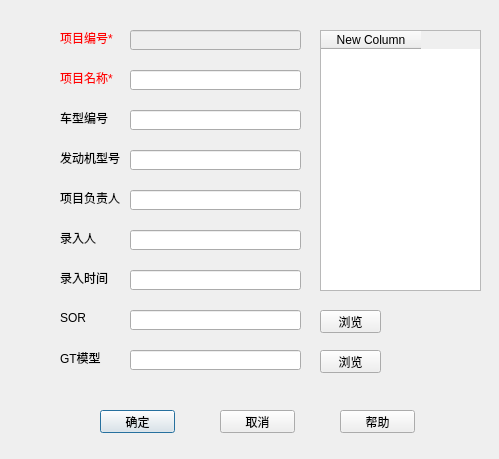
Qt form views/MufflerPanel_Para_1_Project_Add.ui (huangshaowei/Muffler-Data) before a commit.
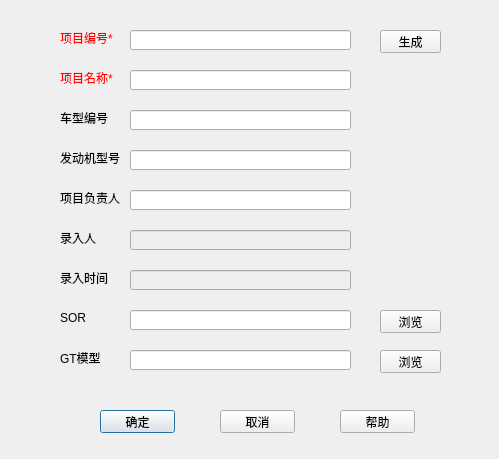
The same form after that commit.

Commit message: change a little bit of the project model and controller , and the ManagerController , add more operation for database add ,update ,select ,delete op, the file still is a problem this version , but i am going to fix it soon

The edit to the form file:
```diff
--- a/views/MufflerPanel_Para_1_Project_Add.ui
+++ b/views/MufflerPanel_Para_1_Project_Add.ui
@@ -30,13 +30,13 @@
   </property>
   <widget class="QLineEdit" name="lineEdit1">
    <property name="enabled">
-    <bool>false</bool>
+    <bool>true</bool>
    </property>
    <property name="geometry">
     <rect>
      <x>130</x>
      <y>30</y>
-     <width>171</width>
+     <width>221</width>
      <height>20</height>
     </rect>
    </property>
@@ -88,7 +88,7 @@
     <rect>
      <x>130</x>
      <y>70</y>
-     <width>171</width>
+     <width>221</width>
      <height>20</height>
     </rect>
    </property>
@@ -114,7 +114,7 @@
     <rect>
      <x>130</x>
      <y>110</y>
-     <width>171</width>
+     <width>221</width>
      <height>20</height>
     </rect>
    </property>
@@ -146,7 +146,7 @@
     <rect>
      <x>130</x>
      <y>150</y>
-     <width>171</width>
+     <width>221</width>
      <height>20</height>
     </rect>
    </property>
@@ -191,36 +191,7 @@
     <rect>
      <x>130</x>
      <y>190</y>
-     <width>171</width>
-     <height>20</height>
-    </rect>
-   </property>
-   <property name="text">
-    <string/>
-   </property>
-  </widget>
-  <widget class="QLabel" name="label6">
-   <property name="geometry">
-    <rect>
-     <x>60</x>
-     <y>230</y>
-     <width>61</width>
-     <height>16</height>
-    </rect>
-   </property>
-   <property name="styleSheet">
-    <string notr="true"/>
-   </property>
-   <property name="text">
-    <string>录入人</string>
-   </property>
-  </widget>
-  <widget class="QLineEdit" name="lineEdit6">
-   <property name="geometry">
-    <rect>
-     <x>130</x>
-     <y>230</y>
-     <width>171</width>
+     <width>221</width>
      <height>20</height>
     </rect>
    </property>
@@ -244,12 +215,15 @@
     <string>录入时间</string>
    </property>
   </widget>
-  <widget class="QLineEdit" name="lineEdit7">
+  <widget class="QLineEdit" name="lineEdit6">
+   <property name="enabled">
+    <bool>false</bool>
+   </property>
    <property name="geometry">
     <rect>
      <x>130</x>
-     <y>270</y>
-     <width>171</width>
+     <y>230</y>
+     <width>221</width>
      <height>20</height>
     </rect>
    </property>
@@ -273,12 +247,15 @@
     <string>SOR</string>
    </property>
   </widget>
-  <widget class="QLineEdit" name="lineEdit8">
+  <widget class="QLineEdit" name="lineEdit7">
+   <property name="enabled">
+    <bool>false</bool>
+   </property>
    <property name="geometry">
     <rect>
      <x>130</x>
-     <y>310</y>
-     <width>171</width>
+     <y>270</y>
+     <width>221</width>
      <height>20</height>
     </rect>
    </property>
@@ -306,8 +283,8 @@
    <property name="geometry">
     <rect>
      <x>130</x>
-     <y>350</y>
-     <width>171</width>
+     <y>310</y>
+     <width>221</width>
      <height>20</height>
     </rect>
    </property>
@@ -318,7 +295,7 @@
   <widget class="QPushButton" name="btn_lineEdit8">
    <property name="geometry">
     <rect>
-     <x>320</x>
+     <x>380</x>
      <y>310</y>
      <width>61</width>
      <height>23</height>
@@ -331,7 +308,7 @@
   <widget class="QPushButton" name="btn_lineEdit9">
    <property name="geometry">
     <rect>
-     <x>320</x>
+     <x>380</x>
      <y>350</y>
      <width>61</width>
      <height>23</height>
@@ -341,21 +318,6 @@
     <string>浏览</string>
    </property>
   </widget>
-  <widget class="QTableWidget" name="table">
-   <property name="geometry">
-    <rect>
-     <x>320</x>
-     <y>30</y>
-     <width>161</width>
-     <height>261</height>
-    </rect>
-   </property>
-   <column>
-    <property name="text">
-     <string>New Column</string>
-    </property>
-   </column>
-  </widget>
   <widget class="QPushButton" name="btn_help">
    <property name="geometry">
     <rect>
@@ -369,6 +331,75 @@
     <string>帮助</string>
    </property>
   </widget>
+  <widget class="QPushButton" name="btn_generate">
+   <property name="geometry">
+    <rect>
+     <x>380</x>
+     <y>30</y>
+     <width>61</width>
+     <height>23</height>
+    </rect>
+   </property>
+   <property name="text">
+    <string>生成</string>
+   </property>
+  </widget>
+  <widget class="QLineEdit" name="lineEdit9">
+   <property name="enabled">
+    <bool>true</bool>
+   </property>
+   <property name="geometry">
+    <rect>
+     <x>130</x>
+     <y>350</y>
+     <width>221</width>
+     <height>20</height>
+    </rect>
+   </property>
+   <property name="text">
+    <string/>
+   </property>
+  </widget>
+  <widget class="QLabel" name="label7_2">
+   <property name="geometry">
+    <rect>
+     <x>60</x>
+     <y>230</y>
+     <width>61</width>
+     <height>16</height>
+    </rect>
+   </property>
+   <property name="styleSheet">
+    <string notr="true"/>
+   </property>
+   <property name="text">
+    <string>录入人</string>
+   </property>
+  </widget>
+  <zorder>lineEdit1</zorder>
+  <zorder>btn_ok</zorder>
+  <zorder>btn_cancel</zorder>
+  <zorder>label1</zorder>
+  <zorder>label2</zorder>
+  <zorder>lineEdit3</zorder>
+  <zorder>label3</zorder>
+  <zorder>lineEdit4</zorder>
+  <zorder>label4</zorder>
+  <zorder>label5</zorder>
+  <zorder>lineEdit5</zorder>
+  <zorder>label7</zorder>
+  <zorder>lineEdit6</zorder>
+  <zorder>label8</zorder>
+  <zorder>lineEdit7</zorder>
+  <zorder>label9</zorder>
+  <zorder>lineEdit8</zorder>
+  <zorder>btn_lineEdit8</zorder>
+  <zorder>btn_lineEdit9</zorder>
+  <zorder>btn_help</zorder>
+  <zorder>btn_generate</zorder>
+  <zorder>lineEdit2</zorder>
+  <zorder>lineEdit9</zorder>
+  <zorder>label7_2</zorder>
  </widget>
  <resources/>
  <connections/>
```
Left out of the diff: 20 changed lines with no effect on the pictures. The commit also changes 24 other files.
